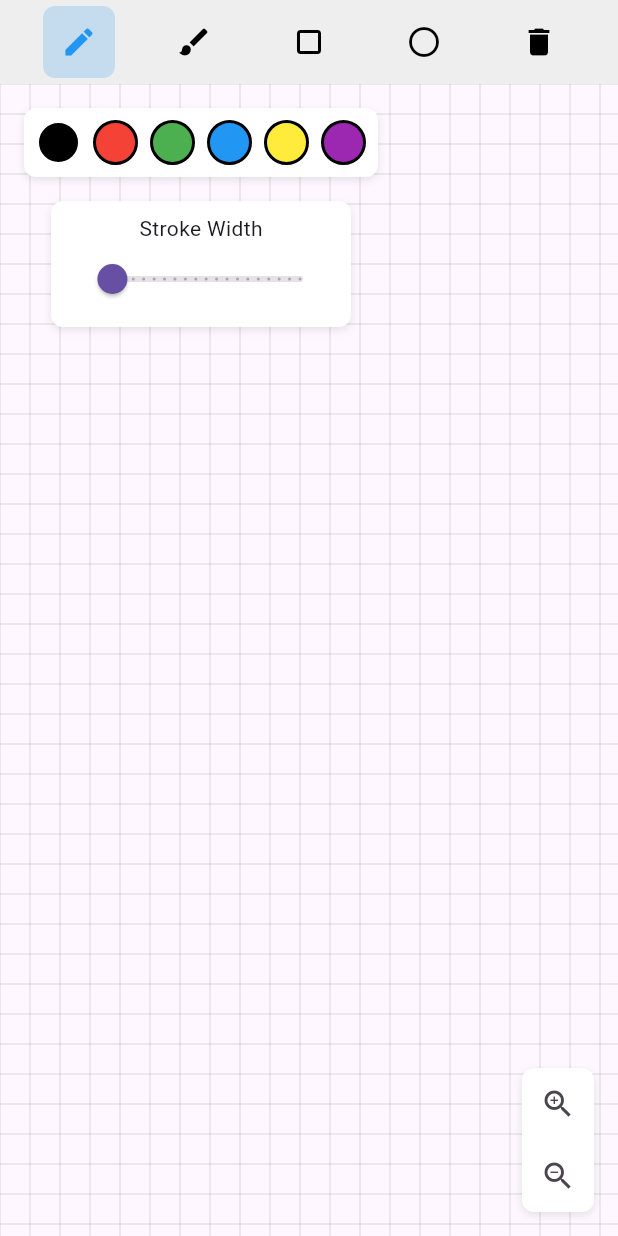
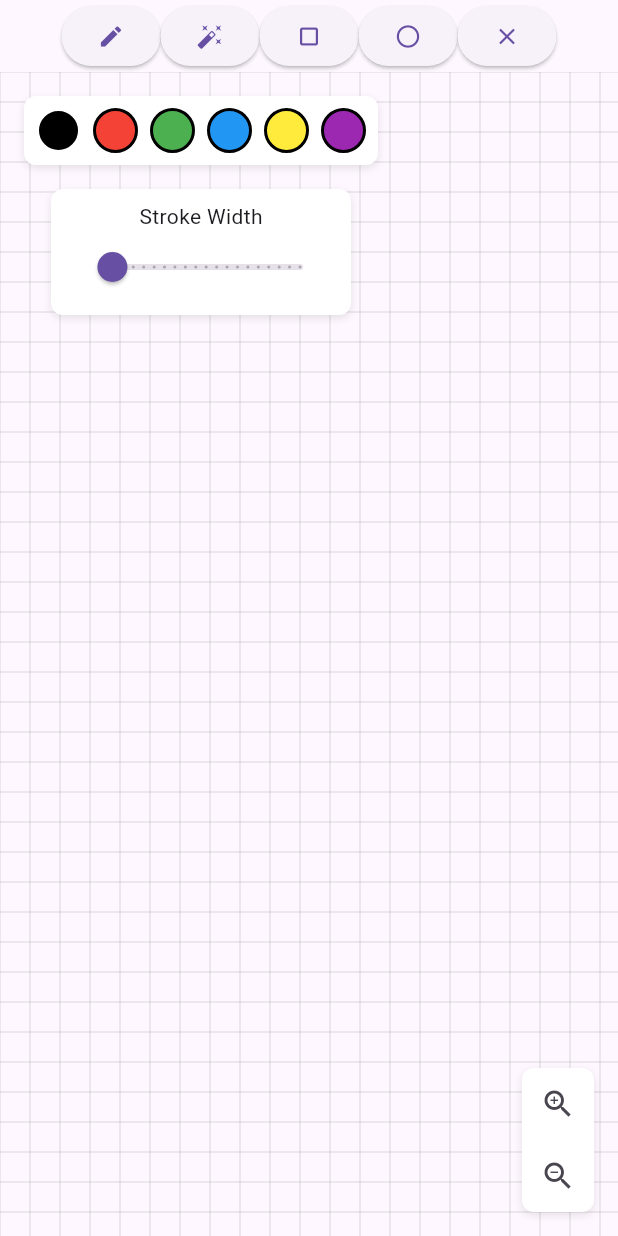
Before and after one commit to b150005/FlexiSketch, a Flutter app: the screen it shows after launch, on a phone screen of 412 x 824 dp. Run offline on Flutter 3.47's test engine with Material 3 defaults, Android fonts, the light colour scheme and no system bars; our stand-ins replace plugin_platform_interface, web.

Commit message:
:sparkles: 無限キャンバスの実装

```diff
--- a/lib/flexi_sketch_controller.dart
+++ b/lib/flexi_sketch_controller.dart
@@ -2,42 +2,45 @@ import 'package:flutter/material.dart';
 
 import 'src/objects/drawable_object.dart';
 import 'src/tools/drawing_tool.dart';
-import 'src/tools/pen_tool.dart';
 import 'src/tools/shape_tool.dart';
 
 class FlexiSketchController extends ChangeNotifier {
-  DrawingTool _currentTool = PenTool();
-  DrawingTool get currentTool => _currentTool;
+  DrawingTool? _currentTool;
+  DrawingTool? get currentTool => _currentTool;
 
   final List<DrawableObject> _objects = [];
+  List<DrawableObject> get objects => _objects;
   DrawableObject? _currentObject;
 
   Color _currentColor = Colors.black;
+  Color get currentColor => _currentColor;
+
   double _currentStrokeWidth = 2.0;
+  double get currentStrokeWidth => _currentStrokeWidth;
+
   PathObject? _currentPath;
+  PathObject? get currentPath => _currentPath;
+
   ShapeObject? _currentShape;
+  ShapeObject? get currentShape => _currentShape;
 
   double _scale = 1.0;
-
-  List<DrawableObject> get objects => _objects;
-  Color get currentColor => _currentColor;
-  double get currentStrokeWidth => _currentStrokeWidth;
-  PathObject? get currentPath => _currentPath;
-  ShapeObject? get currentShape => _currentShape;
   double get scale => _scale;
 
+  bool get isToolSelected => _currentTool != null;
+
   void startDrawing(Offset point) {
-    _currentTool.startDrawing(point, this);
+    _currentTool?.startDrawing(point, this);
     notifyListeners();
   }
 
   void addPoint(Offset point) {
-    _currentTool.continueDrawing(point, this);
+    _currentTool?.continueDrawing(point, this);
     notifyListeners();
   }
 
   void endDrawing() {
-    _currentTool.endDrawing(this);
+    _currentTool?.endDrawing(this);
     notifyListeners();
   }
 
@@ -56,13 +59,21 @@ class FlexiSketchController extends ChangeNotifier {
     notifyListeners();
   }
 
-  void setTool(DrawingTool tool) {
+  void setTool(DrawingTool? tool) {
     _currentTool = tool;
     notifyListeners();
   }
 
-  bool isToolSelected(DrawingTool tool) {
-    if (_currentTool.runtimeType != tool.runtimeType) {
+  void toggleTool(DrawingTool tool) {
+    if (isSpecificToolSelected(tool)) {
+      setTool(null);
+    } else {
+      setTool(tool);
+    }
+  }
+
+  bool isSpecificToolSelected(DrawingTool tool) {
+    if (_currentTool == null || _currentTool.runtimeType != tool.runtimeType) {
       return false;
     }
     if (_currentTool is ShapeTool && tool is ShapeTool) {
@@ -73,8 +84,8 @@ class FlexiSketchController extends ChangeNotifier {
 
   void startPath(Offset point, {BlendMode blendMode = BlendMode.srcOver}) {
     final path = Path()..moveTo(point.dx, point.dy);
-    final paint = _currentTool.createPaint(_currentColor, _currentStrokeWidth);
-    _currentPath = PathObject(path: path, paint: paint);
+    final paint = _currentTool?.createPaint(_currentColor, _currentStrokeWidth);
+    _currentPath = PathObject(path: path, paint: paint ?? Paint());
     _currentObject = _currentPath;
   }
 
--- a/lib/src/canvas/infinite_canvas.dart
+++ b/lib/src/canvas/infinite_canvas.dart
@@ -13,7 +13,8 @@ class InfiniteCanvas extends StatefulWidget {
 
 class _InfiniteCanvasState extends State<InfiniteCanvas> {
   late TransformationController _transformationController;
-  bool _isDrawing = false;
+  Offset _lastFocalPoint = Offset.zero;
+  double _lastScale = 1.0;
 
   @override
   void initState() {
@@ -29,53 +30,66 @@ class _InfiniteCanvasState extends State<InfiniteCanvas> {
   }
 
   void _onControllerChanged() {
-    setState(() {
-      _transformationController.value = Matrix4.identity()..scale(widget.controller.scale);
-    });
+    setState(() {});
   }
 
   @override
   Widget build(BuildContext context) {
-    return Listener(
-      onPointerDown: _handlePointerDown,
-      onPointerMove: _handlePointerMove,
-      onPointerUp: _handlePointerUp,
-      child: InteractiveViewer(
-        transformationController: _transformationController,
-        boundaryMargin: const EdgeInsets.all(double.infinity),
-        minScale: 0.1,
-        maxScale: 10.0,
-        panEnabled: !_isDrawing,
-        scaleEnabled: !_isDrawing,
+    return GestureDetector(
+      onScaleStart: _handleScaleStart,
+      onScaleUpdate: _handleScaleUpdate,
+      onScaleEnd: _handleScaleEnd,
+      child: ClipRect(
         child: CustomPaint(
-          painter: CanvasPainter(controller: widget.controller),
-          size: Size.infinite,
+          painter: CanvasPainter(
+            controller: widget.controller,
+            transform: _transformationController.value,
+          ),
+          child: Transform(
+            transform: _transformationController.value,
+            child: const SizedBox.expand(),
+          ),
         ),
       ),
     );
   }
 
-  void _handlePointerDown(PointerDownEvent event) {
-    final localPosition = _transformationController.toScene(event.localPosition);
-    setState(() {
-      _isDrawing = true;
-    });
-    widget.controller.startDrawing(localPosition);
-  }
-
-  void _handlePointerMove(PointerMoveEvent event) {
-    if (_isDrawing) {
-      final localPosition = _transformationController.toScene(event.localPosition);
-      widget.controller.addPoint(localPosition);
+  void _handleScaleStart(ScaleStartDetails details) {
+    _lastFocalPoint = details.localFocalPoint;
+    _lastScale = 1.0;
+    if (widget.controller.isToolSelected && details.pointerCount == 1) {
+      final localPosition = _transformationController.toScene(details.localFocalPoint);
+      widget.controller.startDrawing(localPosition);
     }
   }
 
-  void _handlePointerUp(PointerUpEvent event) {
-    if (_isDrawing) {
+  void _handleScaleUpdate(ScaleUpdateDetails details) {
+    if (widget.controller.isToolSelected && details.pointerCount == 1) {
+      final localPosition = _transformationController.toScene(details.localFocalPoint);
+      widget.controller.addPoint(localPosition);
+    } else {
+      final scaleDiff = details.scale - _lastScale;
+      _lastScale = details.scale;
+
+      final scaleMatrix = Matrix4.identity()
+        ..translate(details.localFocalPoint.dx, details.localFocalPoint.dy)
+        ..scale(1.0 + scaleDiff)
+        ..translate(-details.localFocalPoint.dx, -details.localFocalPoint.dy);
+
+      final panDelta = details.localFocalPoint - _lastFocalPoint;
+      final panMatrix = Matrix4.identity()
+        ..translate(panDelta.dx, panDelta.dy);
+
+      _transformationController.value = panMatrix * scaleMatrix * _transformationController.value;
+      _lastFocalPoint = details.localFocalPoint;
+    }
+
+    setState(() {});
+  }
+
+  void _handleScaleEnd(ScaleEndDetails details) {
+    if (widget.controller.isToolSelected) {
       widget.controller.endDrawing();
-      setState(() {
-        _isDrawing = false;
-      });
     }
   }
 }
--- a/lib/src/tools/shape_tool.dart
+++ b/lib/src/tools/shape_tool.dart
@@ -8,7 +8,7 @@ enum ShapeType { rectangle, circle }
 class ShapeTool implements DrawingTool {
   final ShapeType shapeType;
 
-  ShapeTool(this.shapeType);
+  ShapeTool({required this.shapeType});
 
   @override
   void startDrawing(Offset point, FlexiSketchController controller) {
--- a/lib/src/widgets/toolbar.dart
+++ b/lib/src/widgets/toolbar.dart
@@ -1,10 +1,8 @@
 import 'package:flutter/material.dart';
-import 'package:flutter/services.dart';
 
 import '../../flexi_sketch_controller.dart';
 import '../tools/drawing_tool.dart';
 import '../tools/eraser_tool.dart';
-import '../tools/marker_tool.dart';
 import '../tools/pen_tool.dart';
 import '../tools/shape_tool.dart';
 
@@ -49,44 +47,42 @@ class _ToolbarState extends State<Toolbar> with SingleTickerProviderStateMixin {
 
   @override
   Widget build(BuildContext context) {
-    return SlideTransition(
-      position: Tween<Offset>(
-        begin: const Offset(0, -1),
-        end: Offset.zero,
-      ).animate(_animation),
-      child: Container(
-        height: 56,
-        color: Colors.grey[200],
-        child: Row(
-          mainAxisAlignment: MainAxisAlignment.spaceEvenly,
-          children: [
-            _buildToolButton(Icons.edit, PenTool()),
-            _buildToolButton(Icons.brush, MarkerTool()),
-            _buildToolButton(Icons.crop_square, ShapeTool(ShapeType.rectangle)),
-            _buildToolButton(Icons.circle_outlined, ShapeTool(ShapeType.circle)),
-            _buildToolButton(Icons.delete, EraserTool()),
-          ],
+    return Row(
+      mainAxisAlignment: MainAxisAlignment.center,
+      children: [
+        _buildToolButton(PenTool()),
+        _buildToolButton(EraserTool()),
+        _buildToolButton(ShapeTool(shapeType: ShapeType.rectangle)),
+        _buildToolButton(ShapeTool(shapeType: ShapeType.circle)),
+        ElevatedButton(
+          onPressed: widget.controller.clear,
+          child: const Icon(Icons.clear),
         ),
-      ),
+      ],
     );
   }
 
-  Widget _buildToolButton(IconData icon, DrawingTool tool) {
-    final isSelected = widget.controller.isToolSelected(tool);
-    return AnimatedContainer(
-      duration: const Duration(milliseconds: 200),
-      decoration: BoxDecoration(
-        color: isSelected ? Colors.blue.withOpacity(0.2) : Colors.transparent,
-        borderRadius: BorderRadius.circular(8),
-      ),
-      child: IconButton(
-        icon: Icon(icon),
-        onPressed: () {
-          widget.controller.setTool(tool);
-          HapticFeedback.selectionClick();
-        },
-        color: isSelected ? Colors.blue : Colors.black,
-      ),
-    );
+  Widget _buildToolButton(DrawingTool tool) {
+  return ElevatedButton(
+    onPressed: () => widget.controller.toggleTool(tool),
+    style: ElevatedButton.styleFrom(
+      backgroundColor: widget.controller.isSpecificToolSelected(tool) ? Colors.blue : null,
+    ),
+    child: Icon(_getIconForTool(tool)),
+  );
+}
+
+  IconData _getIconForTool(DrawingTool tool) {
+    if (tool is PenTool) return Icons.edit;
+    if (tool is EraserTool) return Icons.auto_fix_high;
+    if (tool is ShapeTool) {
+      switch (tool.shapeType) {
+        case ShapeType.rectangle:
+          return Icons.crop_square;
+        case ShapeType.circle:
+          return Icons.circle_outlined;
+      }
+    }
+    return Icons.error;
   }
 }
```
Also changed, not shown: lib/src/canvas/canvas_painter.dart (+47 -9 lines), pubspec.yaml (+7 -6 lines), 3 other files.
